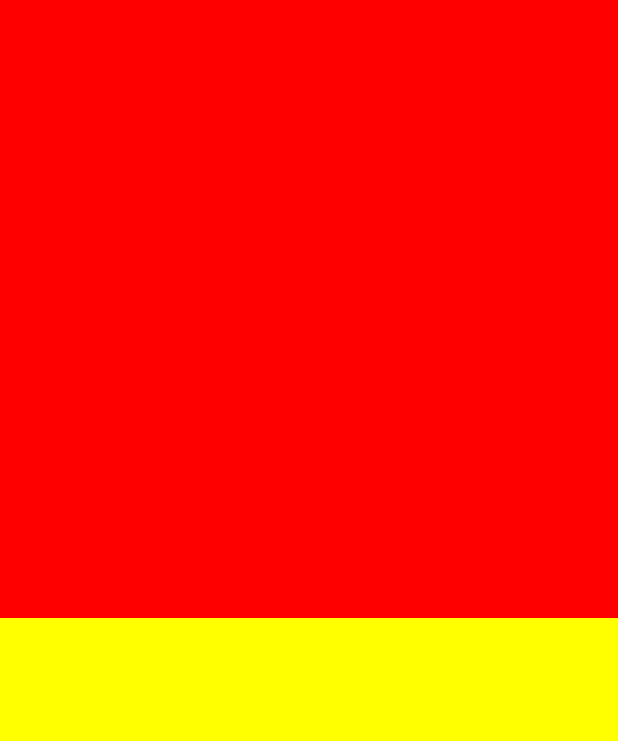
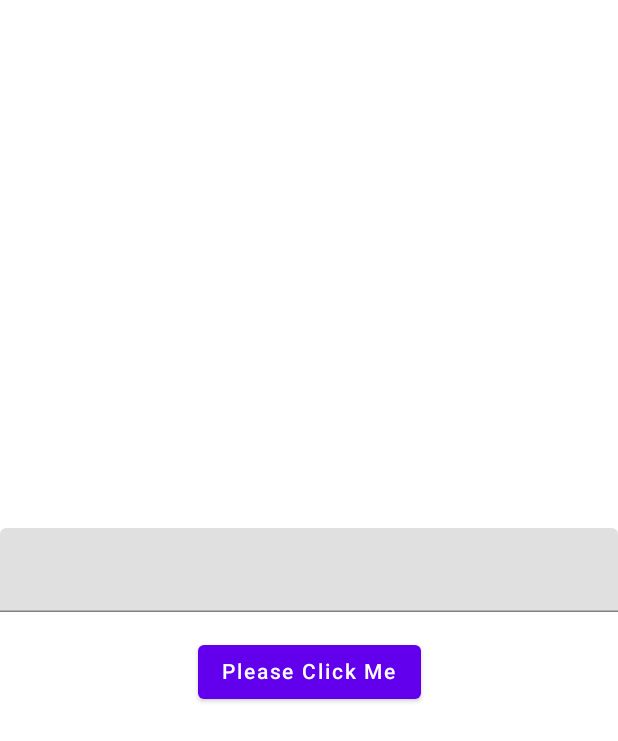
Before and after one commit to RagulMohankumarr/Jetpack-Compose, an Android app built with Jetpack Compose: the screen it shows after launch (MainActivity), on a phone screen of 412 x 824 dp. Shown: the top 741 px of the screen. Run offline under Robolectric (Android 15) with nearby library versions, the phone set to English and light mode, and no system bars.

Commit message:
Jetpack Compose - TextFields,Buttons and Snackbar

```diff
--- a/app/src/main/java/com/example/jetpackcomposesample/MainActivity.kt
+++ b/app/src/main/java/com/example/jetpackcomposesample/MainActivity.kt
@@ -11,13 +11,10 @@ import androidx.compose.foundation.gestures.draggable
 import androidx.compose.foundation.gestures.scrollable
 import androidx.compose.foundation.layout.*
 import androidx.compose.foundation.shape.RoundedCornerShape
-import androidx.compose.material.Card
-import androidx.compose.material.MaterialTheme
-import androidx.compose.material.Surface
-import androidx.compose.material.Text
+import androidx.compose.material.*
 import androidx.compose.runtime.Composable
 import androidx.compose.runtime.mutableStateOf
-import androidx.compose.runtime.remember
+import androidx.compose.runtime.*
 import androidx.compose.ui.Alignment
 import androidx.compose.ui.Modifier
 import androidx.compose.ui.graphics.Brush
@@ -40,6 +37,7 @@ import androidx.compose.ui.tooling.preview.Preview
 import androidx.compose.ui.unit.dp
 import androidx.compose.ui.unit.sp
 import com.example.jetpackcomposesample.ui.theme.JetpackComposeSampleTheme
+import kotlinx.coroutines.launch
 import kotlin.random.Random
 
 class MainActivity : ComponentActivity() {
@@ -51,38 +49,35 @@ class MainActivity : ComponentActivity() {
     override fun onCreate(savedInstanceState: Bundle?) {
         super.onCreate(savedInstanceState)
         setContent {
-            Column(Modifier.fillMaxSize()) {
-                val color = remember {
-                    mutableStateOf(Color.Yellow)
+            var textFieldState by remember {
+                mutableStateOf("")
+            }
+            val scaffoldState = rememberScaffoldState()
+            val coroutineScope = rememberCoroutineScope()
+            Scaffold(modifier = Modifier.fillMaxSize(), scaffoldState = scaffoldState) {
+                Column(
+                    modifier = Modifier.fillMaxSize(),
+                    horizontalAlignment = Alignment.CenterHorizontally,
+                    verticalArrangement = Arrangement.Center
+                ) {
+                    TextField(
+                        value = textFieldState,
+                        label = { "Enter your name" },
+                        onValueChange = {
+                            textFieldState = it
+                        }, singleLine = true, modifier = Modifier.fillMaxWidth()
+                    )
+                    Spacer(modifier = Modifier.height(16.dp))
+                    Button(onClick = {
+                        coroutineScope.launch {
+                            scaffoldState.snackbarHostState.showSnackbar("Hello $textFieldState")
+                        }
+
+                    }) {
+                        Text("Please Click Me")
+                    }
                 }
-                ColourStates(Modifier.weight(1f).fillMaxSize()){
-                    color.value=it
-                }
-                Box(
-                    modifier = Modifier
-                        .background(color.value)
-                        .weight(1f)
-                        .fillMaxSize()
-                )
             }
         }
     }
 }
-
-@Composable
-fun ColourStates(modifier: Modifier = Modifier, updatedColor: (Color) -> Unit) {
-
-    Box(modifier = modifier
-        .background(Red)
-        .clickable {
-            updatedColor(
-                 Color(
-                        Random.nextFloat(),
-                        Random.nextFloat(),
-                        Random.nextFloat(),
-                        1f
-                    )
-                )
-        }
-    )
-}
```
